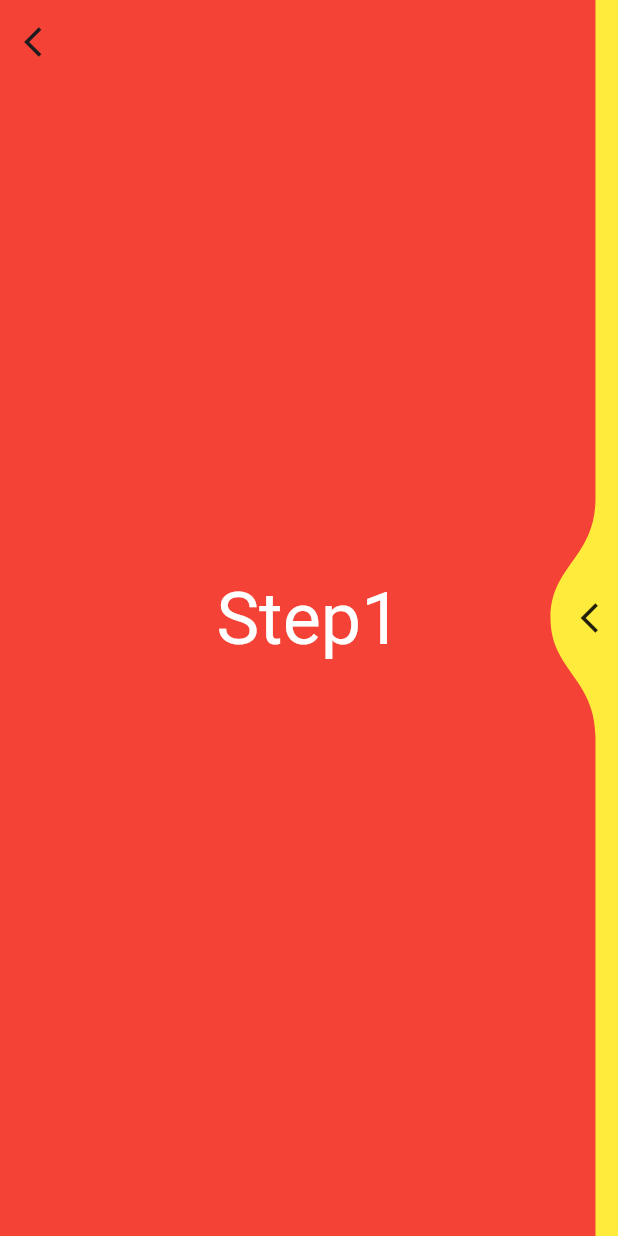
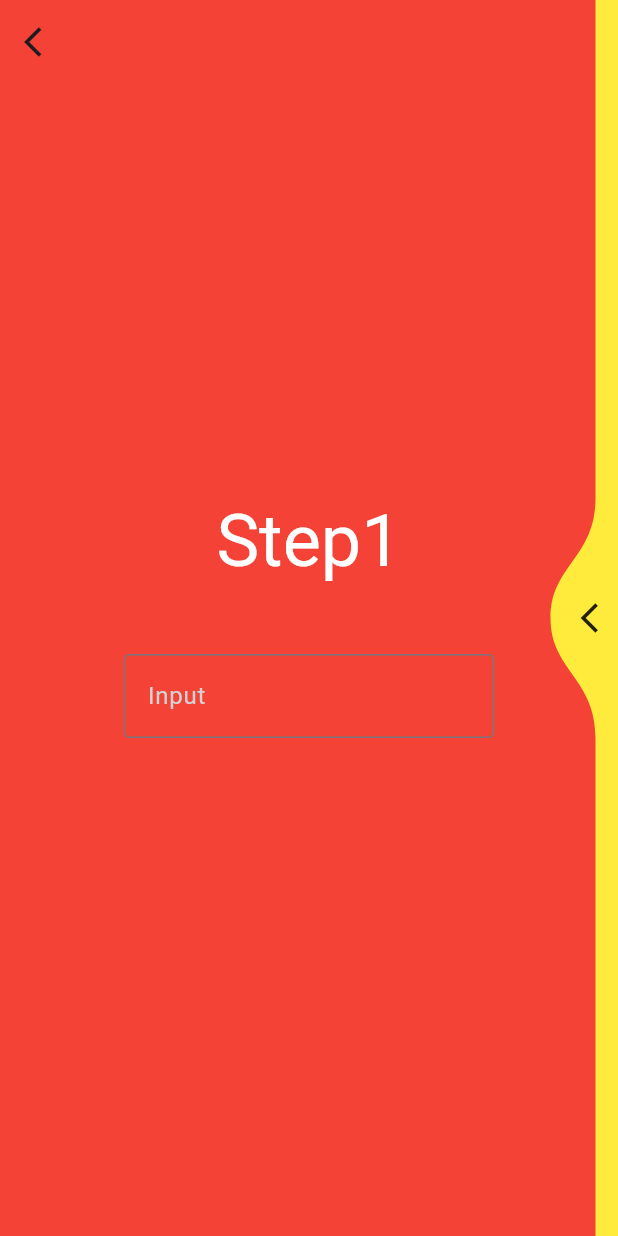
Before and after one commit to seyamasan/flutter_application, a Flutter app: the LiquidSwipeScreen screen opened by its route, on a phone screen of 412 x 824 dp. Run offline on Flutter 3.47's test engine with Material 3 defaults, Android fonts, the phone set to English and light mode, and no system bars; drawn by our look-alikes of liquid_swipe; our stand-ins replace flutter_riverpod, go_router.

Commit message:
viewModel途中

```diff
--- /dev/null
+++ b/lib/constant/custom_colors.dart
@@ -0,0 +1,5 @@
+import 'dart:ui';
+
+class CustomColors {
+  static const Color lightGray1 = Color.fromRGBO(211, 211, 211, 1);
+}
--- /dev/null
+++ b/lib/constant/dimensions.dart
@@ -0,0 +1,23 @@
+import 'package:flutter/material.dart';
+
+class Dimensions {
+  // 画面幅の90%
+  static double getWidth90(BuildContext context) {
+    return MediaQuery.of(context).size.width * 0.9;
+  }
+
+  // 画面幅の80%
+  static double getWidth80(BuildContext context) {
+    return MediaQuery.of(context).size.width * 0.8;
+  }
+
+  // 画面幅の70%
+  static double getWidth70(BuildContext context) {
+    return MediaQuery.of(context).size.width * 0.7;
+  }
+
+  // 画面幅の60%
+  static double getWidth60(BuildContext context) {
+    return MediaQuery.of(context).size.width * 0.6;
+  }
+}
--- /dev/null
+++ b/lib/provider/liquid_swipe_view_model_provider.dart
@@ -0,0 +1,6 @@
+import 'package:flutter_application/viewmodel/custom/liquid_swipe/liquid_swipe_view_model.dart';
+import 'package:flutter_riverpod/flutter_riverpod.dart';
+
+final liquidSwipeViewModelProvider = NotifierProvider<LiquidSwipeviewModel, LiquidSwipeviewModelState>(() {
+  return LiquidSwipeviewModel();
+});
--- /dev/null
+++ b/lib/util/options.dart
@@ -0,0 +1,32 @@
+enum Options {
+  noSelection,
+  option1,
+  option2,
+  option3;
+
+  String get label {
+    switch (this) {
+      case Options.noSelection:
+        return 'No selection';
+      case Options.option1:
+        return 'Option 1';
+      case Options.option2:
+        return 'Option 2';
+      case Options.option3:
+        return 'Option 3';
+    }
+  }
+
+  int get number {
+    switch (this) {
+      case Options.noSelection:
+        return 0;
+      case Options.option1:
+        return 1;
+      case Options.option2:
+        return 2;
+      case Options.option3:
+        return 3;
+    }
+  }
+}
--- a/lib/view/custom/liquid_swipe/step_screen_1.dart
+++ b/lib/view/custom/liquid_swipe/step_screen_1.dart
@@ -1,23 +1,44 @@
 import 'package:flutter/material.dart';
+import 'package:flutter_application/constant/custom_colors.dart';
+import 'package:flutter_application/constant/dimensions.dart';
+import 'package:flutter_application/provider/liquid_swipe_view_model_provider.dart';
+import 'package:flutter_riverpod/flutter_riverpod.dart';
 
-class StepScreen1 extends StatelessWidget {
+class StepScreen1 extends ConsumerWidget {
   const StepScreen1({super.key});
 
   @override
-  Widget build(BuildContext context) {
+  Widget build(BuildContext context, WidgetRef ref) {
+    final liquidSwipeViewModel = ref.read(liquidSwipeViewModelProvider);
+    final liquidSwipeViewModelNotifer = ref.read(liquidSwipeViewModelProvider.notifier);
+
     return Container(
       color: Colors.red,
       width: double.infinity, // 広げないと画面が細切れになる
       height: double.infinity,
-      child: const Column(
+      child: Column(
         mainAxisAlignment: MainAxisAlignment.center,
         crossAxisAlignment: CrossAxisAlignment.center,
         children: [
-          Text(
+          const Text(
             'Step1',
             style: TextStyle(
               fontSize: 48,
               color: Colors.white
+            )
+          ),
+          const SizedBox(height: 48),
+          SizedBox(
+            width: Dimensions.getWidth60(context),
+            child: TextFormField(
+              decoration: const InputDecoration(
+                labelText: 'Input',
+                labelStyle: TextStyle(color: CustomColors.lightGray1),
+                border: OutlineInputBorder(),
+              ),
+              style: const TextStyle(color: CustomColors.lightGray1),
+              onChanged: (text) => liquidSwipeViewModelNotifer.updateText(text),
+              controller: TextEditingController(text: liquidSwipeViewModel.text)
             )
           )
         ]
--- a/lib/view/custom/liquid_swipe/step_screen_2.dart
+++ b/lib/view/custom/liquid_swipe/step_screen_2.dart
@@ -1,24 +1,52 @@
 import 'package:flutter/material.dart';
+import 'package:flutter_application/provider/liquid_swipe_view_model_provider.dart';
+import 'package:flutter_application/util/options.dart';
+import 'package:flutter_riverpod/flutter_riverpod.dart';
 
-class StepScreen2 extends StatelessWidget {
+class StepScreen2 extends ConsumerWidget {
   const StepScreen2({super.key});
 
+  static List<String> items = [
+    Options.noSelection.label,
+    Options.option1.label,
+    Options.option2.label,
+    Options.option3.label
+  ];
+
   @override
-  Widget build(BuildContext context) {
+  Widget build(BuildContext context, WidgetRef ref) {
+    final liquidSwipeViewModel = ref.read(liquidSwipeViewModelProvider);
+    final liquidSwipeViewModelNotifer = ref.read(liquidSwipeViewModelProvider.notifier);
+
     return Container(
       color: Colors.yellow,
       width: double.infinity,
       height: double.infinity,
-      child: const Column(
+      child: Column(
         mainAxisAlignment: MainAxisAlignment.center,
         crossAxisAlignment: CrossAxisAlignment.center,
         children: [
-          Text(
+          const Text(
             'Step2',
             style: TextStyle(
               fontSize: 48,
               color: Colors.white
             )
+          ),
+          const SizedBox(height: 48),
+          DropdownButton<String>(
+            value: liquidSwipeViewModel.optionText,
+            items: items.map((String item) {
+              return DropdownMenuItem(
+                value: item,
+                child: Text(item),
+              );
+            }).toList(),
+            onChanged: (String? newValue) {
+              if (newValue != null) {
+                liquidSwipeViewModelNotifer.updateNumber(newValue);
+              }
+            }
           )
         ]
       )
--- a/lib/view/custom/liquid_swipe/step_screen_3.dart
+++ b/lib/view/custom/liquid_swipe/step_screen_3.dart
@@ -33,7 +33,7 @@ class StepScreen3 extends StatelessWidget {
                 },
                 child: const Text('Go Step1!!!'),
               ),
-              const SizedBox(width: 16),  // ボタン間のスペース
+              const SizedBox(width: 16),
               ElevatedButton(
                 onPressed: () {
                   onStep2Pressed();
```
Also changed, not shown: lib/viewmodel/custom/liquid_swipe/liquid_swipe_view_model.dart (added, +44 -0 lines).
